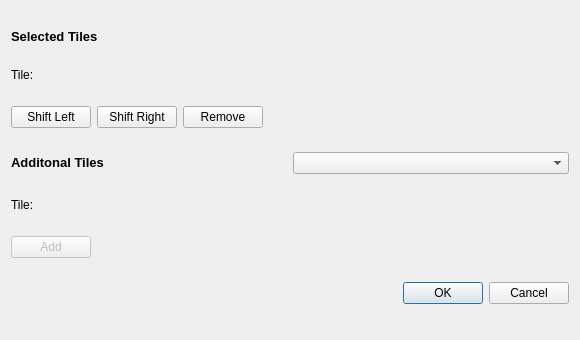
First picture: the form in src/menus/tile_setter.ui, repository stijnherfst/HiveWE, before the edit.
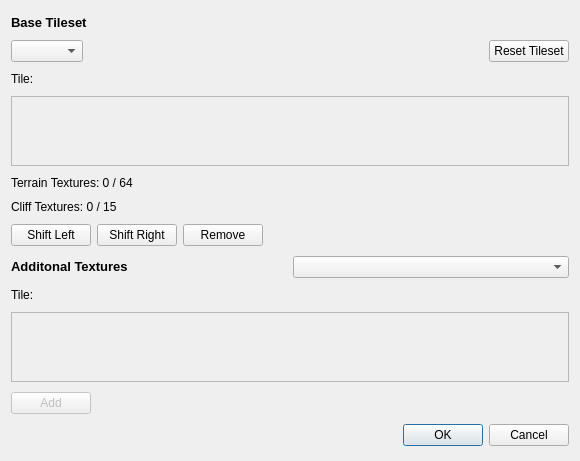
Second picture: the form after the edit.

Commit message: added texture button, terrain setter update

What changed in the file:
```diff
--- a/src/menus/tile_setter.ui
+++ b/src/menus/tile_setter.ui
@@ -10,7 +10,7 @@
     <x>0</x>
     <y>0</y>
     <width>580</width>
-    <height>340</height>
+    <height>461</height>
    </rect>
   </property>
   <property name="sizePolicy">
@@ -29,9 +29,6 @@
    <string>TileSetter</string>
   </property>
   <layout class="QVBoxLayout" name="verticalLayout">
-   <property name="sizeConstraint">
-    <enum>QLayout::SetDefaultConstraint</enum>
-   </property>
    <item>
     <widget class="QLabel" name="selectedTilesLabel">
      <property name="sizePolicy">
@@ -44,10 +41,50 @@
       <string>The tiles in the map tileset.</string>
      </property>
      <property name="text">
-      <string>&lt;html&gt;&lt;head/&gt;&lt;body&gt;&lt;p&gt;&lt;span style=&quot; font-size:10pt; font-weight:600;&quot;&gt;Selected Tiles&lt;/span&gt;&lt;/p&gt;&lt;/body&gt;&lt;/html&gt;</string>
+      <string>&lt;html&gt;&lt;head/&gt;&lt;body&gt;&lt;p&gt;&lt;span style=&quot; font-size:10pt; font-weight:600;&quot;&gt;Base Tileset&lt;/span&gt;&lt;/p&gt;&lt;/body&gt;&lt;/html&gt;</string>
      </property>
     </widget>
    </item>
+   <item>
+    <layout class="QHBoxLayout" name="flowlayout_placeholder_3">
+     <property name="sizeConstraint">
+      <enum>QLayout::SetDefaultConstraint</enum>
+     </property>
+     <item>
+      <widget class="QComboBox" name="baseTileset">
+       <property name="toolTip">
+        <string>Available tilesets.</string>
+       </property>
+       <property name="maxVisibleItems">
+        <number>20</number>
+       </property>
+      </widget>
+     </item>
+     <item>
+      <spacer name="horizontalSpacer_3">
+       <property name="orientation">
+        <enum>Qt::Horizontal</enum>
+       </property>
+       <property name="sizeHint" stdset="0">
+        <size>
+         <width>40</width>
+         <height>20</height>
+        </size>
+       </property>
+      </spacer>
+     </item>
+     <item>
+      <widget class="QPushButton" name="resetTileset">
+       <property name="toolTip">
+        <string>Removes the selected tile from the tleset.</string>
+       </property>
+       <property name="text">
+        <string>Reset Tileset</string>
+       </property>
+      </widget>
+     </item>
+    </layout>
+   </item>
    <item>
     <widget class="QLabel" name="selectedTileLabel">
      <property name="sizePolicy">
@@ -65,11 +102,59 @@
     </widget>
    </item>
    <item>
-    <layout class="QHBoxLayout" name="flowlayout_placeholder_1">
-     <property name="sizeConstraint">
-      <enum>QLayout::SetDefaultConstraint</enum>
+    <widget class="QScrollArea" name="currentScrollArea">
+     <property name="sizePolicy">
+      <sizepolicy hsizetype="Expanding" vsizetype="Maximum">
+       <horstretch>0</horstretch>
+       <verstretch>0</verstretch>
+      </sizepolicy>
      </property>
-    </layout>
+     <property name="horizontalScrollBarPolicy">
+      <enum>Qt::ScrollBarAlwaysOff</enum>
+     </property>
+     <property name="widgetResizable">
+      <bool>true</bool>
+     </property>
+     <property name="alignment">
+      <set>Qt::AlignLeading|Qt::AlignLeft|Qt::AlignTop</set>
+     </property>
+     <widget class="QWidget" name="currentScrollAreaContent">
+      <property name="geometry">
+       <rect>
+        <x>0</x>
+        <y>0</y>
+        <width>566</width>
+        <height>52</height>
+       </rect>
+      </property>
+     </widget>
+    </widget>
+   </item>
+   <item>
+    <widget class="QLabel" name="terrainTexCntLabel">
+     <property name="sizePolicy">
+      <sizepolicy hsizetype="Preferred" vsizetype="Fixed">
+       <horstretch>0</horstretch>
+       <verstretch>0</verstretch>
+      </sizepolicy>
+     </property>
+     <property name="text">
+      <string>Terrain Textures: 0 / 64</string>
+     </property>
+    </widget>
+   </item>
+   <item>
+    <widget class="QLabel" name="cliffTexCntLabel">
+     <property name="sizePolicy">
+      <sizepolicy hsizetype="Preferred" vsizetype="Fixed">
+       <horstretch>0</horstretch>
+       <verstretch>0</verstretch>
+      </sizepolicy>
+     </property>
+     <property name="text">
+      <string>Cliff Textures: 0 / 15</string>
+     </property>
+    </widget>
    </item>
    <item>
     <layout class="QHBoxLayout" name="horizontalLayout">
@@ -132,7 +217,7 @@
         <string>Tiles you can add to the map tileset.</string>
        </property>
        <property name="text">
-        <string>&lt;html&gt;&lt;head/&gt;&lt;body&gt;&lt;p&gt;&lt;span style=&quot; font-size:10pt; font-weight:600;&quot;&gt;Additonal Tiles&lt;/span&gt;&lt;/p&gt;&lt;/body&gt;&lt;/html&gt;</string>
+        <string>&lt;html&gt;&lt;head/&gt;&lt;body&gt;&lt;p&gt;&lt;span style=&quot; font-size:10pt; font-weight:600;&quot;&gt;Additonal Textures&lt;/span&gt;&lt;/p&gt;&lt;/body&gt;&lt;/html&gt;</string>
        </property>
       </widget>
      </item>
@@ -165,11 +250,33 @@
     </widget>
    </item>
    <item>
-    <layout class="QHBoxLayout" name="flowlayout_placeholder_2">
-     <property name="sizeConstraint">
-      <enum>QLayout::SetDefaultConstraint</enum>
+    <widget class="QScrollArea" name="availableScrollArea">
+     <property name="sizePolicy">
+      <sizepolicy hsizetype="Expanding" vsizetype="Maximum">
+       <horstretch>0</horstretch>
+       <verstretch>0</verstretch>
+      </sizepolicy>
      </property>
-    </layout>
+     <property name="horizontalScrollBarPolicy">
+      <enum>Qt::ScrollBarAlwaysOff</enum>
+     </property>
+     <property name="widgetResizable">
+      <bool>true</bool>
+     </property>
+     <property name="alignment">
+      <set>Qt::AlignLeading|Qt::AlignLeft|Qt::AlignTop</set>
+     </property>
+     <widget class="QWidget" name="availableScrollAreaContent">
+      <property name="geometry">
+       <rect>
+        <x>0</x>
+        <y>0</y>
+        <width>566</width>
+        <height>52</height>
+       </rect>
+      </property>
+     </widget>
+    </widget>
    </item>
    <item>
     <layout class="QHBoxLayout" name="horizontalLayout_2">
```
Left out of the diff: 4 changed lines with no effect on the pictures. The commit also changes 4 other files.
